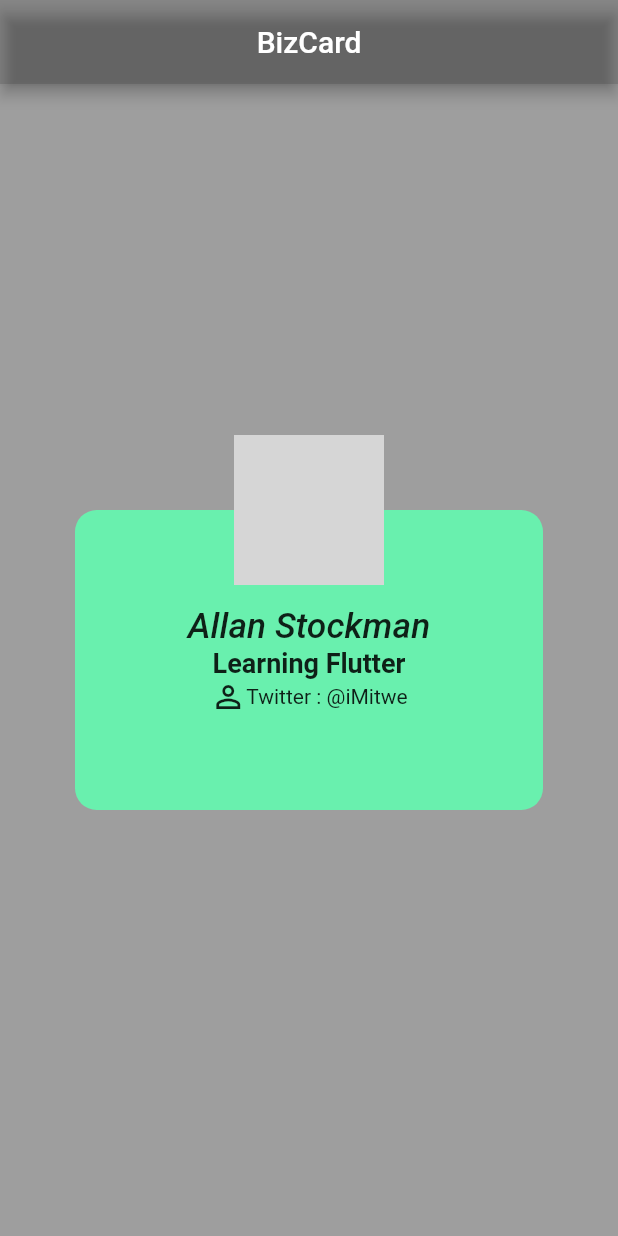
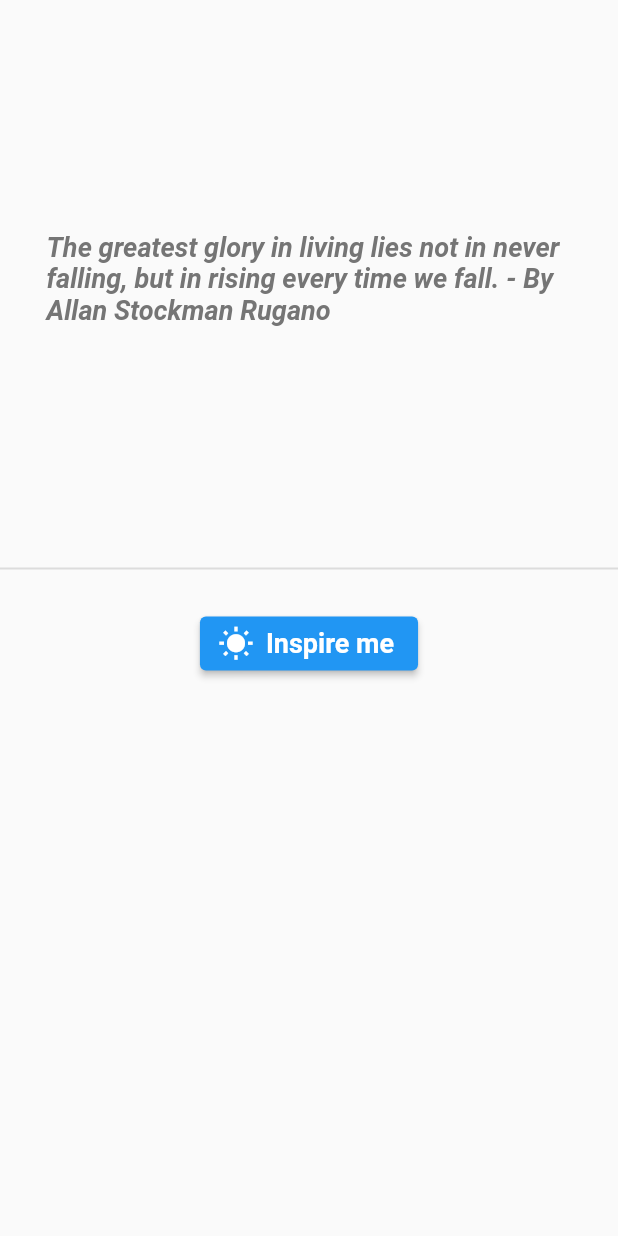
Before and after one commit to UbuhingaVizion/turabe_fluter, a Flutter app: the screen it shows after launch, on a phone screen of 412 x 824 dp. Run offline on Flutter 3.47's test engine with Material 2 defaults, Android fonts, the phone set to English and light mode, and no system bars; grey boxes are pictures that could not be loaded.

Commit message:
Built the Quote App

```diff
--- a/lib/main.dart
+++ b/lib/main.dart
@@ -5,5 +5,5 @@ import 'ui/home.dart';
 // void main() => runApp(ScaffoldExample());
 
 void main() => runApp(new MaterialApp(
-      home: BizCard(),
+      home: Wisdom(),
     ));
--- a/lib/ui/home.dart
+++ b/lib/ui/home.dart
@@ -1,5 +1,103 @@
 import 'package:flutter/material.dart';
+import 'package:flutter/painting.dart';
 import 'package:flutter/rendering.dart';
+
+class Wisdom extends StatefulWidget {
+  @override
+  _WisdomState createState() => _WisdomState();
+}
+
+class _WisdomState extends State<Wisdom> {
+  int _index = 0;
+  List quotes = [
+    "The greatest glory in living lies not in never falling, but in rising every time we fall. - By Allan Stockman Rugano",
+    "The way to get started is to quit talking and begin doing. - By Allan Stockman Rugano",
+    "Your time is limited, so don't waste it living someone else's life. Don't be trapped by dogma – which is living with the results of other people's thinking. - By Allan Stockman Rugano",
+    "If life were predictable it would cease to be life, and be without flavor. - By Allan Stockman Rugano",
+    "If you look at what you have in life, you'll always have more. If you look at what you don't have in life, you'll never have enough. - By Allan Stockman Rugano",
+    "If you set your goals ridiculously high and it's a failure, you will fail above everyone else's success. - By Allan Stockman Rugano",
+    "Life is what happens when you're busy making other plans. - By Allan Stockman Rugano",
+    "Spread love everywhere you go. Let no one ever come to you without leaving happier. - By Allan Stockman Rugano",
+    "When you reach the end of your rope, tie a knot in it and hang on. - By Allan Stockman Rugano",
+    "Always remember that you are absolutely unique. Just like everyone else. - By Allan Stockman Rugano",
+    "Don't judge each day by the harvest you reap but by the seeds that you plant. - By Allan Stockman Rugano",
+    "The future belongs to those who believe in the beauty of their dreams. - By Allan Stockman Rugano",
+    "Tell me and I forget. Teach me and I remember. Involve me and I learn. - By Allan Stockman Rugano",
+    "The best and most beautiful things in the world cannot be seen or even touched - they must be felt with the heart. - By Allan Stockman Rugano",
+    "It is during our darkest moments that we must focus to see the light. - By Allan Stockman Rugano",
+    "Whoever is happy will make others happy too. - By Allan Stockman Rugano",
+    "Do not go where the path may lead, go instead where there is no path and leave a trail. - By Allan Stockman Rugano",
+    "You will face many defeats in life, but never let yourself be defeated. - By Allan Stockman Rugano",
+    "The greatest glory in living lies not in never falling, but in rising every time we fall. - By Allan Stockman Rugano",
+    "In the end, it's not the years in your life that count. It's the life in your years. - By Allan Stockman Rugano",
+    "Never let the fear of striking out keep you from playing the game. - By Allan Stockman Rugano",
+    "Life is either a daring adventure or nothing at all. - By Allan Stockman Rugano",
+    "Many of life's failures are people who did not realize how close they were to success when they gave up. - By Allan Stockman Rugano",
+    "You have brains in your head. You have feet in your shoes. You can steer yourself any direction you choose. - By Allan Stockman Rugano"
+        "Success is not final; failure is not fatal: It is the courage to continue that counts. - By Allan Stockman Rugano",
+    "Success usually comes to those who are too busy to be looking for it. - By Allan Stockman Rugano",
+    "The way to get started is to quit talking and begin doing. - By Allan Stockman Rugano",
+    "If you really look closely, most overnight successes took a long time. - By Allan Stockman Rugano",
+    "The secret of success is to do the common thing uncommonly well. - By Allan Stockman Rugano",
+    "I find that the harder I work, the more luck I seem to have. - By Allan Stockman Rugano",
+    "The real test is not whether you avoid this failure, because you won't. It's whether you let it harden or shame you into inaction, or whether you learn from it; whether you choose to persevere. - By Allan Stockman Rugano"
+  ];
+
+  @override
+  Widget build(BuildContext context) {
+    return Scaffold(
+      body: Container(
+        child: Column(
+          mainAxisAlignment: MainAxisAlignment.center,
+          children: [
+            Expanded(
+              child: Center(
+                child: Container(
+                  width: 350,
+                  height: 200,
+                  margin: EdgeInsets.all(30.0),
+                  decoration: BoxDecoration(
+                    color: Colors.transparent,
+                  ),
+                  child: Center(
+                    child: Text(
+                      quotes[_index % quotes.length],
+                      style: TextStyle(
+                        fontWeight: FontWeight.bold,
+                        fontStyle: FontStyle.italic,
+                        fontSize: 18.0,
+                        color: Colors.grey.shade600,
+                      ),
+                    ),
+                  ),
+                ),
+              ),
+            ),
+            Divider(
+              thickness: 1.3,
+            ),
+            Padding(
+              padding: const EdgeInsets.only(top: 18.0),
+              child: ElevatedButton.icon(
+                  onPressed: _showQuote,
+                  icon: Icon(Icons.wb_sunny),
+                  label: Text("Inspire me",
+                      style: TextStyle(
+                          fontWeight: FontWeight.bold, fontSize: 18.0))),
+            ),
+            Spacer()
+          ],
+        ),
+      ),
+    );
+  }
+
+  void _showQuote() {
+    setState(() {
+      _index += 1;
+    });
+  }
+}
 
 class BizCard extends StatelessWidget {
   @override
```
Also changed, not shown: 2 other files.
